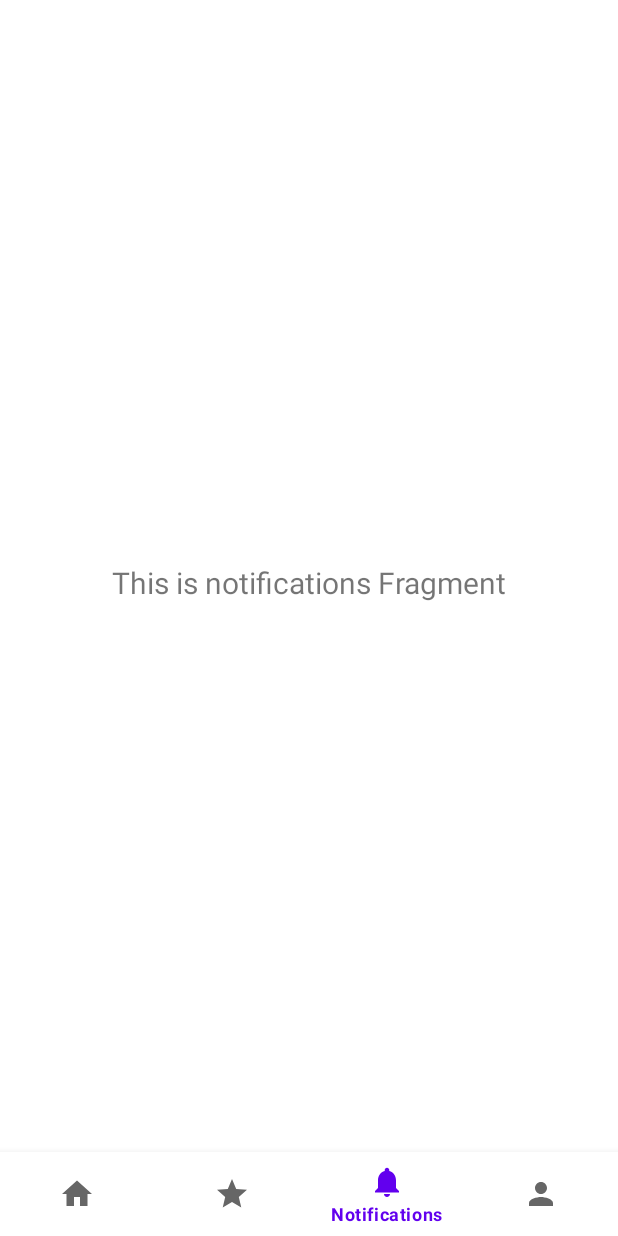
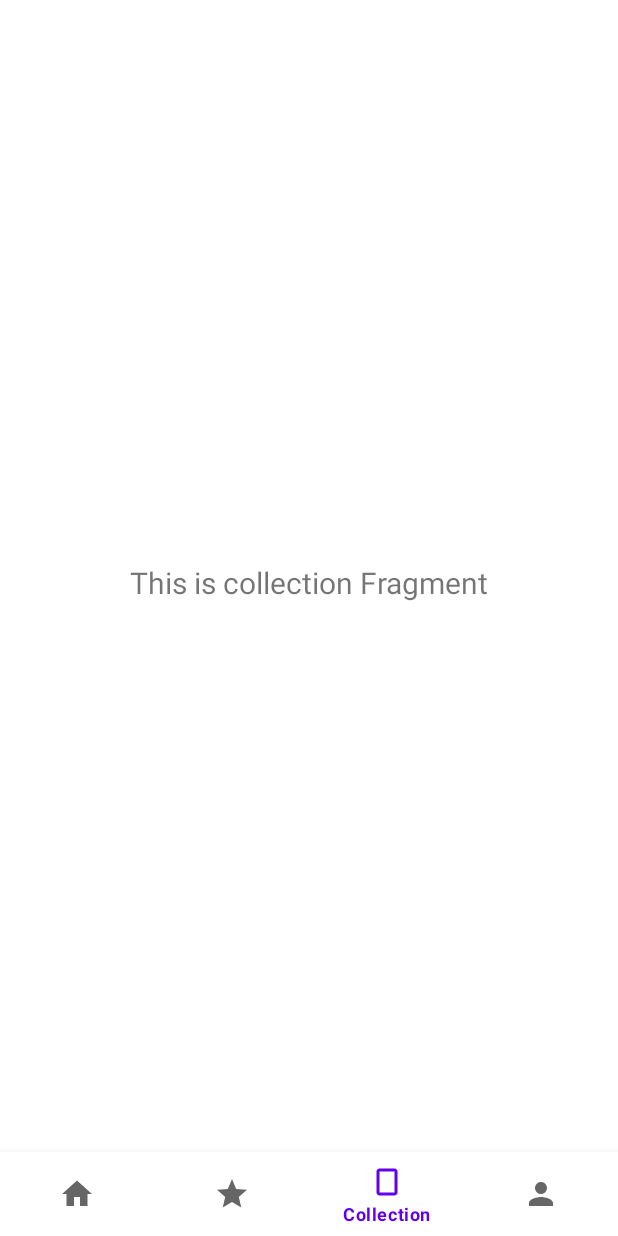
Before and after one commit to SorinaPopa/pcteez, an Android app: the CollectionFragment screen opened through its navigation route, on a phone screen of 412 x 824 dp. Run offline under Robolectric (Android 15) with nearby library versions, the phone set to English and light mode, and no system bars; our stand-ins replace navigation-ui.

Commit message:
modified notifications into Collection button

```diff
--- a/app/src/main/java/com/example/pcteez/MainActivity.kt
+++ b/app/src/main/java/com/example/pcteez/MainActivity.kt
@@ -30,7 +30,7 @@ class MainActivity : AppCompatActivity() {
         // menu should be considered as top level destinations.
         val appBarConfiguration = AppBarConfiguration(
             setOf(
-                R.id.navigation_home, R.id.navigation_wishlist, R.id.navigation_notifications, R.id.navigation_profile
+                R.id.navigation_home, R.id.navigation_wishlist, R.id.navigation_collection, R.id.navigation_profile
             )
         )
         setupActionBarWithNavController(navController, appBarConfiguration)
--- a/app/src/main/java/com/example/pcteez/ui/notifications/NotificationsFragment.kt
+++ b/app/src/main/java/com/example/pcteez/ui/collection/CollectionFragment.kt
@@ -1,4 +1,4 @@
-package com.example.pcteez.ui.notifications
+package com.example.pcteez.ui.collection
 
 import android.os.Bundle
 import android.view.LayoutInflater
@@ -7,11 +7,11 @@ import android.view.ViewGroup
 import android.widget.TextView
 import androidx.fragment.app.Fragment
 import androidx.lifecycle.ViewModelProvider
-import com.example.pcteez.databinding.FragmentNotificationsBinding
+import com.example.pcteez.databinding.FragmentCollectionBinding
 
-class NotificationsFragment : Fragment() {
+class CollectionFragment : Fragment() {
 
-    private var _binding: FragmentNotificationsBinding? = null
+    private var _binding: FragmentCollectionBinding? = null
 
     // This property is only valid between onCreateView and
     // onDestroyView.
@@ -22,14 +22,14 @@ class NotificationsFragment : Fragment() {
         container: ViewGroup?,
         savedInstanceState: Bundle?
     ): View {
-        val notificationsViewModel =
-            ViewModelProvider(this).get(NotificationsViewModel::class.java)
+        val collectionViewModel =
+            ViewModelProvider(this).get(CollectionViewModel::class.java)
 
-        _binding = FragmentNotificationsBinding.inflate(inflater, container, false)
+        _binding = FragmentCollectionBinding.inflate(inflater, container, false)
         val root: View = binding.root
 
         val textView: TextView = binding.textNotifications
-        notificationsViewModel.text.observe(viewLifecycleOwner) {
+        collectionViewModel.text.observe(viewLifecycleOwner) {
             textView.text = it
         }
         return root
--- a/app/src/main/java/com/example/pcteez/ui/notifications/NotificationsViewModel.kt
+++ b/app/src/main/java/com/example/pcteez/ui/collection/CollectionViewModel.kt
@@ -1,13 +1,13 @@
-package com.example.pcteez.ui.notifications
+package com.example.pcteez.ui.collection
 
 import androidx.lifecycle.LiveData
 import androidx.lifecycle.MutableLiveData
 import androidx.lifecycle.ViewModel
 
-class NotificationsViewModel : ViewModel() {
+class CollectionViewModel : ViewModel() {
 
     private val _text = MutableLiveData<String>().apply {
-        value = "This is notifications Fragment"
+        value = "This is collection Fragment"
     }
     val text: LiveData<String> = _text
 }
--- /dev/null
+++ b/app/src/main/res/drawable/ic_photocard_black_24dp.xml
@@ -0,0 +1,5 @@
+<vector android:height="24dp" android:tint="#000000"
+    android:viewportHeight="24" android:viewportWidth="24"
+    android:width="24dp" xmlns:android="http://schemas.android.com/apk/res/android">
+    <path android:fillColor="@android:color/white" android:pathData="M17,3L7,3c-1.1,0 -2,0.9 -2,2v14c0,1.1 0.9,2 2,2h10c1.1,0 2,-0.9 2,-2L19,5c0,-1.1 -0.9,-2 -2,-2zM17,19L7,19L7,5h10v14z"/>
+</vector>
--- a/app/src/main/res/layout/fragment_notifications.xml
+++ b/app/src/main/res/layout/fragment_collection.xml
@@ -4,7 +4,7 @@
     xmlns:tools="http://schemas.android.com/tools"
     android:layout_width="match_parent"
     android:layout_height="match_parent"
-    tools:context=".ui.notifications.NotificationsFragment">
+    tools:context=".ui.collection.CollectionFragment">
 
     <TextView
         android:id="@+id/text_notifications"
--- a/app/src/main/res/menu/bottom_nav_menu.xml
+++ b/app/src/main/res/menu/bottom_nav_menu.xml
@@ -12,9 +12,9 @@
         android:title="@string/title_wishlist" />
 
     <item
-        android:id="@+id/navigation_notifications"
-        android:icon="@drawable/ic_notifications_black_24dp"
-        android:title="@string/title_notifications" />
+        android:id="@+id/navigation_collection"
+        android:icon="@drawable/ic_photocard_black_24dp"
+        android:title="@string/title_collection" />
 
     <item
         android:id="@+id/navigation_profile"
--- a/app/src/main/res/navigation/mobile_navigation.xml
+++ b/app/src/main/res/navigation/mobile_navigation.xml
@@ -18,10 +18,10 @@
         tools:layout="@layout/fragment_wishlist" />
 
     <fragment
-        android:id="@+id/navigation_notifications"
-        android:name="com.example.pcteez.ui.notifications.NotificationsFragment"
-        android:label="@string/title_notifications"
-        tools:layout="@layout/fragment_notifications" />
+        android:id="@+id/navigation_collection"
+        android:name="com.example.pcteez.ui.collection.CollectionFragment"
+        android:label="@string/title_collection"
+        tools:layout="@layout/fragment_collection" />
 
     <fragment
         android:id="@+id/navigation_profile"
--- a/app/src/main/res/values/strings.xml
+++ b/app/src/main/res/values/strings.xml
@@ -2,6 +2,6 @@
     <string name="app_name">PCTEEZ</string>
     <string name="title_home">Home</string>
     <string name="title_wishlist">Wishlist</string>
-    <string name="title_notifications">Notifications</string>
+    <string name="title_collection">Collection</string>
     <string name="title_profile">Profile</string>
 </resources>
```
